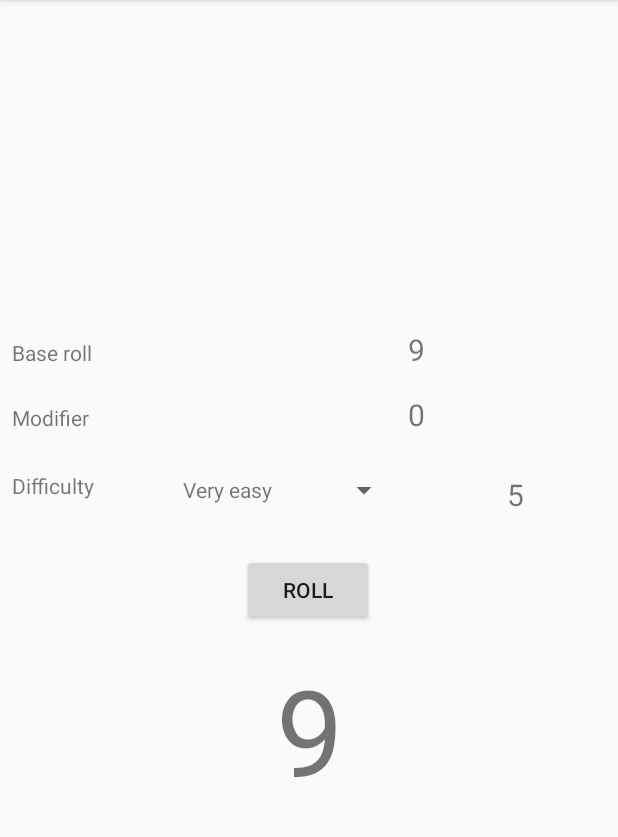
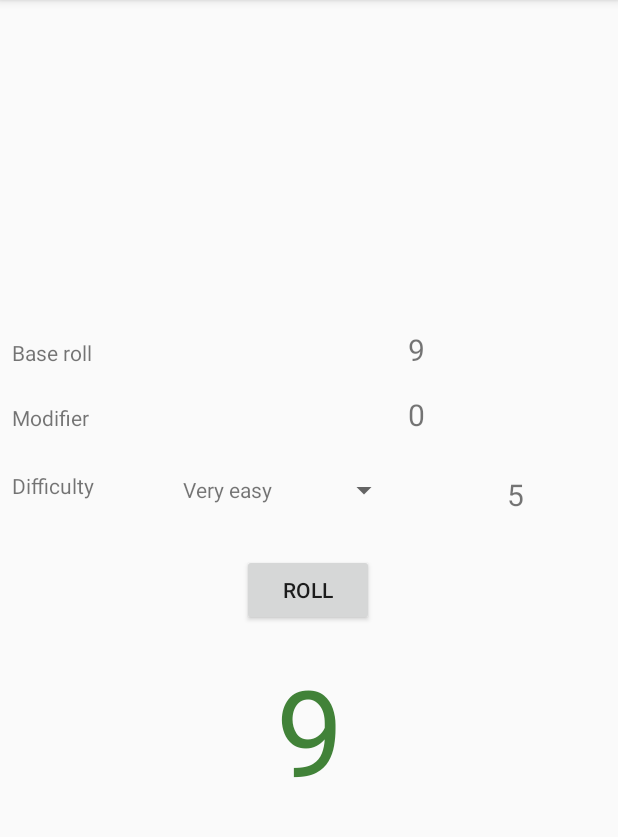
Before and after one commit to CruxMDQ/kd205e, an Android app: the screen it shows after launch (MainActivity), after a tap on "ROLL", on a phone screen of 412 x 824 dp, the part 84-921 px from its top. Run offline under Robolectric (Android 15) with nearby library versions, the phone set to English and light mode, and no system bars; our stand-ins replace Timber, data binding.

Commit message:
Added comparison between difficulty and roll.

```diff
--- a/app/src/main/java/com/callisto/kd205e/fragments/roll/RollFragment.kt
+++ b/app/src/main/java/com/callisto/kd205e/fragments/roll/RollFragment.kt
@@ -11,6 +11,7 @@ import android.view.ViewGroup
 import android.view.inputmethod.InputMethodManager
 import android.widget.AdapterView
 import android.widget.ArrayAdapter
+import androidx.core.content.ContextCompat
 import androidx.databinding.DataBindingUtil
 import androidx.lifecycle.ViewModelProvider
 import com.callisto.kd205e.R
@@ -128,8 +129,18 @@ class RollFragment : BaseFragment()
             txtModifier.visibility = View.INVISIBLE
             editModifier.visibility = View.VISIBLE
 
+            // BUG: "Um, boss, dis 'ere fing don't open when s'posed ta."
+            // FIX: *KUFF* "'Ere'z yer solushun, ya git! Add that... urr... 'InputMethodManager' gubbin."
             editModifier.text.clear()
             editModifier.requestFocus()
+
+            // Source: stackoverflow.com/questions/1109022
+            val view = activity?.currentFocus
+            view?.let { v ->
+                val imm =
+                    context?.getSystemService(Context.INPUT_METHOD_SERVICE) as? InputMethodManager
+                imm?.showSoftInput(view, 0)
+            }
         }
 
         binding.editModifier.addTextChangedListener(object : TextWatcher {
@@ -153,24 +164,42 @@ class RollFragment : BaseFragment()
             override fun onTextChanged(s: CharSequence?, start: Int, before: Int, count: Int) { }
         })
 
-        // Source: stackoverflow.com/questions/1109022
         binding.editModifier.setOnKeyListener(View.OnKeyListener { v, keyCode, event ->
             if(keyCode == KeyEvent.KEYCODE_ENTER)
             {
                 txtModifier.visibility = View.VISIBLE
                 editModifier.visibility = View.INVISIBLE
 
+                // Source: stackoverflow.com/questions/1109022
                 val view = activity?.currentFocus
-                view?.let { v ->
+                view?.let { vi ->
                     val imm =
                         context?.getSystemService(Context.INPUT_METHOD_SERVICE) as? InputMethodManager
-                    imm?.hideSoftInputFromWindow(v.windowToken, 0)
+                    imm?.hideSoftInputFromWindow(vi.windowToken, 0)
                 }
                 return@OnKeyListener true
             }
             false
         })
 
+        binding.lblResult.addTextChangedListener(object : TextWatcher {
+            override fun afterTextChanged(s: Editable?) {
+                if (viewModel.rollAdjusted.value!! >= viewModel.dc.value!!)
+                {
+                    // Source: https://stackoverflow.com/questions/31842983/
+                    lblResult.setTextColor(ContextCompat.getColor(requireContext(), R.color.my_green))
+                }
+                else
+                {
+                    lblResult.setTextColor(ContextCompat.getColor(requireContext(), R.color.my_red))
+                }
+            }
+
+            override fun beforeTextChanged(s: CharSequence?, start: Int, count: Int, after: Int) { }
+
+            override fun onTextChanged(s: CharSequence?, start: Int, before: Int, count: Int) { }
+        })
+
         return binding.root
     }
 }
--- a/app/src/main/res/layout/fragment_roll.xml
+++ b/app/src/main/res/layout/fragment_roll.xml
@@ -154,6 +154,7 @@
             android:layout_height="wrap_content"
             android:layout_margin="@dimen/margin_half"
             android:visibility="invisible"
+            android:inputType="numberSigned"
             app:layout_constraintStart_toEndOf="@id/spDifficulty"
             app:layout_constraintEnd_toEndOf="parent"
             app:layout_constraintTop_toBottomOf="@+id/editModifier"
--- a/app/src/main/res/values/colors.xml
+++ b/app/src/main/res/values/colors.xml
@@ -3,4 +3,7 @@
     <color name="colorPrimary">#6200EE</color>
     <color name="colorPrimaryDark">#3700B3</color>
     <color name="colorAccent">#03DAC5</color>
+
+    <color name="my_green">#418238</color>
+    <color name="my_red">#8c2915</color>
 </resources>
```
